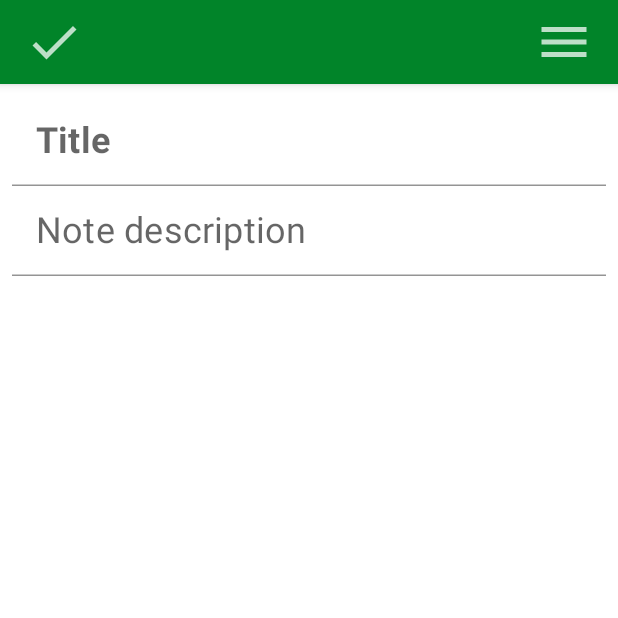
After one commit to bilotserkivets/My-Notes, an Android app built with Jetpack Compose: the AddNoteScreen screen opened through its navigation route, on a phone screen of 412 x 824 dp, the top half of it. The commit adds this screen. Run offline under Robolectric (Android 15) with nearby library versions, the phone set to English and light mode, and no system bars; our stand-ins replace Room's generated code, livedata-compose.

```diff
--- a/app/src/main/java/com/example/mynotes/NotesViewModel.kt
+++ b/app/src/main/java/com/example/mynotes/NotesViewModel.kt
@@ -58,5 +58,4 @@ class NotesViewModel(application: Application) : AndroidViewModel(application) {
             }
         }
     }
-
 }
--- a/app/src/main/java/com/example/mynotes/database/DatabaseRepository.kt
+++ b/app/src/main/java/com/example/mynotes/database/DatabaseRepository.kt
@@ -9,6 +9,8 @@ import com.example.mynotes.model.Note
 interface DatabaseRepository {
 
     val readAllNotes: LiveData<List<Note>>
+
+    fun getNoteItem(noteId: Int) : Note
 
     suspend fun createNote(note: Note, onSuccess: () -> Unit)
 
--- a/app/src/main/java/com/example/mynotes/database/room/dao/NotesRoomDao.kt
+++ b/app/src/main/java/com/example/mynotes/database/room/dao/NotesRoomDao.kt
@@ -11,6 +11,9 @@ interface NotesRoomDao {
     // Operation with notes_table
     @Query("SELECT * FROM notes_table")
     fun getAllNote(): LiveData<List<Note>>
+
+    @Query("SELECT * FROM notes_table WHERE id LIKE :noteId LIMIT 1")
+    fun getNoteItem(noteId: Int) : Note
 
     @Insert(onConflict = OnConflictStrategy.REPLACE)
     suspend fun createNote(note: Note)
--- a/app/src/main/java/com/example/mynotes/database/room/repository/NotesRoomRepository.kt
+++ b/app/src/main/java/com/example/mynotes/database/room/repository/NotesRoomRepository.kt
@@ -10,6 +10,10 @@ import com.example.mynotes.model.Note
 class NotesRoomRepository(private val notesRoomDao: NotesRoomDao) : DatabaseRepository {
     override val readAllNotes: LiveData<List<Note>>
         get() = notesRoomDao.getAllNote()
+
+    override  fun getNoteItem(noteId: Int) : Note {
+        return notesRoomDao.getNoteItem(noteId = noteId)
+    }
 
     override suspend fun createNote(note: Note, onSuccess: () -> Unit) {
         notesRoomDao.createNote(note = note)
--- a/app/src/main/java/com/example/mynotes/navigation/NotesNavHost.kt
+++ b/app/src/main/java/com/example/mynotes/navigation/NotesNavHost.kt
@@ -5,9 +5,7 @@ import androidx.navigation.compose.NavHost
 import androidx.navigation.compose.composable
 import androidx.navigation.compose.rememberNavController
 import com.example.mynotes.NotesViewModel
-import com.example.mynotes.screens.ChecklistScreen
-import com.example.mynotes.screens.MainScreen
-import com.example.mynotes.screens.NoteScreen
+import com.example.mynotes.screens.*
 
 @Composable
 fun NotesNavHost(viewModel: NotesViewModel) {
@@ -17,11 +15,17 @@ fun NotesNavHost(viewModel: NotesViewModel) {
         composable(NotesNavRoute.MainScreen.route) {
             MainScreen(navController = navController, viewModel = viewModel)
         }
-        composable(NotesNavRoute.NoteScreen.route) {
-            NoteScreen(navController = navController, viewModel = viewModel)
+        composable(NotesNavRoute.NoteScreen.route + "/{id}") { backStack ->
+            NoteScreen(navController = navController, viewModel = viewModel, noteId = backStack.arguments?.getString("id"))
+        }
+        composable(NotesNavRoute.AddNoteScreen.route) {
+            AddNoteScreen(navController = navController, viewModel = viewModel)
         }
         composable(NotesNavRoute.ChecklistScreen.route) {
             ChecklistScreen(navController = navController, viewModel = viewModel)
         }
+        composable(NotesNavRoute.EditNoteScreen.route + "/{id}") { backStack ->
+            EditNoteScreen(navController = navController, viewModel = viewModel, noteId = backStack.arguments?.getString("id"))
+        }
     }
 }
--- a/app/src/main/java/com/example/mynotes/navigation/NotesNavRoute.kt
+++ b/app/src/main/java/com/example/mynotes/navigation/NotesNavRoute.kt
@@ -5,5 +5,7 @@ import java.util.*
 sealed class NotesNavRoute(val route: String) {
     object MainScreen: NotesNavRoute(route = "main_screen")
     object NoteScreen: NotesNavRoute(route = "note_screen")
+    object AddNoteScreen: NotesNavRoute(route = "add_note_screen")
     object ChecklistScreen: NotesNavRoute(route = "checklist_screen")
+    object EditNoteScreen: NotesNavRoute(route = "edit_note_screen")
 }
--- /dev/null
+++ b/app/src/main/java/com/example/mynotes/screens/AddNoteScreen.kt
@@ -0,0 +1,148 @@
+package com.example.mynotes.screens
+
+import android.app.Application
+import android.util.Log
+import androidx.compose.foundation.layout.*
+import androidx.compose.foundation.text.BasicTextField
+import androidx.compose.material.*
+import androidx.compose.runtime.Composable
+import androidx.compose.runtime.mutableStateOf
+import androidx.compose.runtime.remember
+import androidx.compose.runtime.getValue
+import androidx.compose.runtime.livedata.observeAsState
+import androidx.compose.runtime.setValue
+import androidx.compose.ui.Modifier
+import androidx.compose.ui.graphics.Color
+import androidx.compose.ui.platform.LocalContext
+import androidx.compose.ui.res.painterResource
+import androidx.compose.ui.res.stringResource
+import androidx.compose.ui.text.TextStyle
+import androidx.compose.ui.text.font.FontWeight
+import androidx.compose.ui.tooling.preview.Preview
+import androidx.compose.ui.unit.dp
+import androidx.compose.ui.unit.sp
+import androidx.lifecycle.viewmodel.compose.viewModel
+import androidx.navigation.NavHostController
+import androidx.navigation.compose.rememberNavController
+import com.example.mynotes.NotesViewModel
+import com.example.mynotes.NotesViewModelFactory
+import com.example.mynotes.R
+import com.example.mynotes.model.Note
+import com.example.mynotes.navigation.NotesNavRoute
+import com.example.mynotes.ui.theme.Green800
+import java.text.SimpleDateFormat
+import java.util.*
+
+@Composable
+fun AddNoteScreen(navController: NavHostController, viewModel: NotesViewModel) {
+    var noteTitle by remember { mutableStateOf("") }
+    var noteDescription by remember { mutableStateOf("") }
+    val sdf = SimpleDateFormat("HH:mm dd.mm.yyyy")
+    val currentDateAndTime = sdf.format(Date())
+
+    Scaffold(
+        topBar = {
+            TopAppBar(
+                backgroundColor = Green800,
+                contentColor = Color.White,
+                modifier = Modifier.height(56.dp)
+            ) {
+                Row(
+                    modifier = Modifier
+                        .fillMaxSize()
+                        .padding(8.dp)
+                ) {
+                    Row(modifier = Modifier.fillMaxWidth(0.2f)) {
+                        IconButton(onClick = {
+
+                                viewModel.createNote(
+                                    Note(
+                                        noteTitle = noteTitle,
+                                        noteDescription = noteDescription,
+                                        createDataNote = currentDateAndTime
+                                    )
+                                ) {
+                                    navController.navigate(NotesNavRoute.MainScreen.route)
+                                }
+                        }) {
+                            Icon(
+                                painter = painterResource(id = R.drawable.ic_check),
+                                contentDescription = stringResource(id = R.string.check_image),
+                                modifier = Modifier.size(40.dp)
+                            )
+                        }
+                    }
+                    Row(
+                        modifier = Modifier.fillMaxWidth(),
+                        horizontalArrangement = Arrangement.End
+                    ) {
+                        IconButton(onClick = {
+                            /*TODO*/
+                        }) {
+                            Icon(
+                                painter = painterResource(id = R.drawable.ic_menu),
+                                contentDescription = stringResource(id = R.string.menu_image),
+                                modifier = Modifier.size(40.dp)
+                            )
+                        }
+                    }
+                }
+            }
+        },
+        content = {
+            Column(
+                modifier = Modifier
+                    .fillMaxSize()
+                    .padding(8.dp)
+            ) {
+                TextField(
+                    value = noteTitle,
+                    onValueChange = { noteTitle = it },
+                    placeholder = {
+                        Text(
+                            text = stringResource(id = R.string.title),
+                            fontSize = 24.sp,
+                            fontWeight = FontWeight.Bold
+                        )
+                    },
+                    modifier = Modifier.fillMaxWidth(),
+                    colors = TextFieldDefaults.textFieldColors(
+                        textColor = Color.Black,
+                        backgroundColor = Color.White
+                    ),
+                    textStyle = TextStyle(fontSize = 24.sp)
+                )
+                TextField(
+                    value = noteDescription,
+                    onValueChange = { noteDescription = it },
+                    placeholder = {
+                        Text(
+                            text = stringResource(id = R.string.note_description),
+                            fontSize = 24.sp,
+                        )
+                    },
+                    modifier = Modifier.fillMaxWidth(),
+                    colors = TextFieldDefaults
+                        .textFieldColors(
+                            textColor = Color.Black,
+                            backgroundColor = Color.White,
+                            focusedLabelColor = Color.White,
+                            disabledLabelColor = Color.White
+                        ),
+                    textStyle = TextStyle(fontSize = 18.sp)
+                )
+            }
+
+        }
+    )
+}
+
+//@Preview(showBackground = true)
+//@Composable
+//fun AddNoteScreenPrev() {
+//    val context = LocalContext.current
+//    val nViewModel: NotesViewModel =
+//        viewModel(factory = NotesViewModelFactory(context.applicationContext as Application))
+//    val navController = rememberNavController()
+//    AddNoteScreen(navController, nViewModel)
+//}
--- a/app/src/main/java/com/example/mynotes/ui/theme/Color.kt
+++ b/app/src/main/java/com/example/mynotes/ui/theme/Color.kt
@@ -6,7 +6,7 @@ val Purple200 = Color(0xFFBB86FC)
 val Purple500 = Color(0xFF6200EE)
 val Purple700 = Color(0xFF3700B3)
 val Teal200 = Color(0xFF03DAC5)
-val Green800 = Color(0xFF2E7d32)
+val Green800 = Color(0xFF018429)
 val GreenLight = Color(0xFF60ad5e)
 val GreenDark = Color(0xFF005005)
 val BottomSheetBackground = Color(0xFFAAFAC0)
--- /dev/null
+++ b/app/src/main/res/drawable/ic_edit.xml
@@ -0,0 +1,5 @@
+<vector android:height="24dp" android:tint="#000000"
+    android:viewportHeight="24" android:viewportWidth="24"
+    android:width="24dp" xmlns:android="http://schemas.android.com/apk/res/android">
+    <path android:fillColor="@android:color/white" android:pathData="M3,17.25V21h3.75L17.81,9.94l-3.75,-3.75L3,17.25zM5.92,19H5v-0.92l9.06,-9.06 0.92,0.92L5.92,19zM20.71,5.63l-2.34,-2.34c-0.2,-0.2 -0.45,-0.29 -0.71,-0.29s-0.51,0.1 -0.7,0.29l-1.83,1.83 3.75,3.75 1.83,-1.83c0.39,-0.39 0.39,-1.02 0,-1.41z"/>
+</vector>
--- a/app/src/main/res/values/strings.xml
+++ b/app/src/main/res/values/strings.xml
@@ -11,6 +11,7 @@
     <string name="settings">Settings</string>
     <string name="delete_button">Delete button</string>
     <string name="delete">Delete</string>
+    <string name="check_delete">Check delete</string>
     <string name="share_button">Share button</string>
     <string name="share">Share</string>
     <string name="note_image">Note image</string>
@@ -22,4 +23,6 @@
     <string name="check_image">Check image</string>
     <string name="title">Title</string>
     <string name="add_a_new_item">Add a new item</string>
+    <string name="empty">Empty</string>
+    <string name="icon_edit">Icon edit</string>
 </resources>
```
Also changed, not shown: app/src/main/java/com/example/mynotes/screens/EditNoteScreen.kt (added, +156 -0 lines), app/src/main/java/com/example/mynotes/screens/MainScreen.kt (+19 -6 lines), app/src/main/java/com/example/mynotes/screens/NoteScreen.kt (+53 -55 lines).
